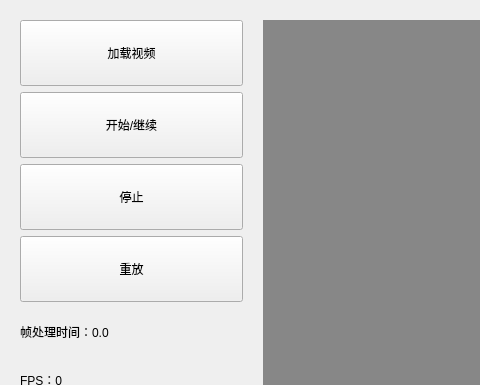
Qt form un.ui (Leviathanlzx/cgr_detection) before a commit; both pictures show x 0 to 480 and y 0 to 385 of the 1400 by 760 pixel window.
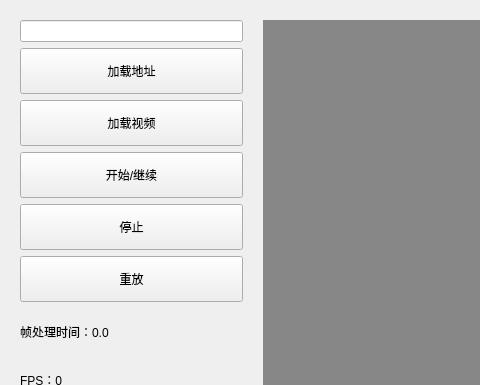
The same form after that commit.

```diff
--- a/un.ui
+++ b/un.ui
@@ -154,6 +154,22 @@
       <property name="sizeConstraint">
        <enum>QLayout::SetDefaultConstraint</enum>
       </property>
+      <item>
+       <widget class="QLineEdit" name="caminput"/>
+      </item>
+      <item>
+       <widget class="QPushButton" name="loadcam">
+        <property name="sizePolicy">
+         <sizepolicy hsizetype="Preferred" vsizetype="Preferred">
+          <horstretch>0</horstretch>
+          <verstretch>0</verstretch>
+         </sizepolicy>
+        </property>
+        <property name="text">
+         <string>加载地址</string>
+        </property>
+       </widget>
+      </item>
       <item>
        <widget class="QPushButton" name="loadvideo">
         <property name="enabled">
```
